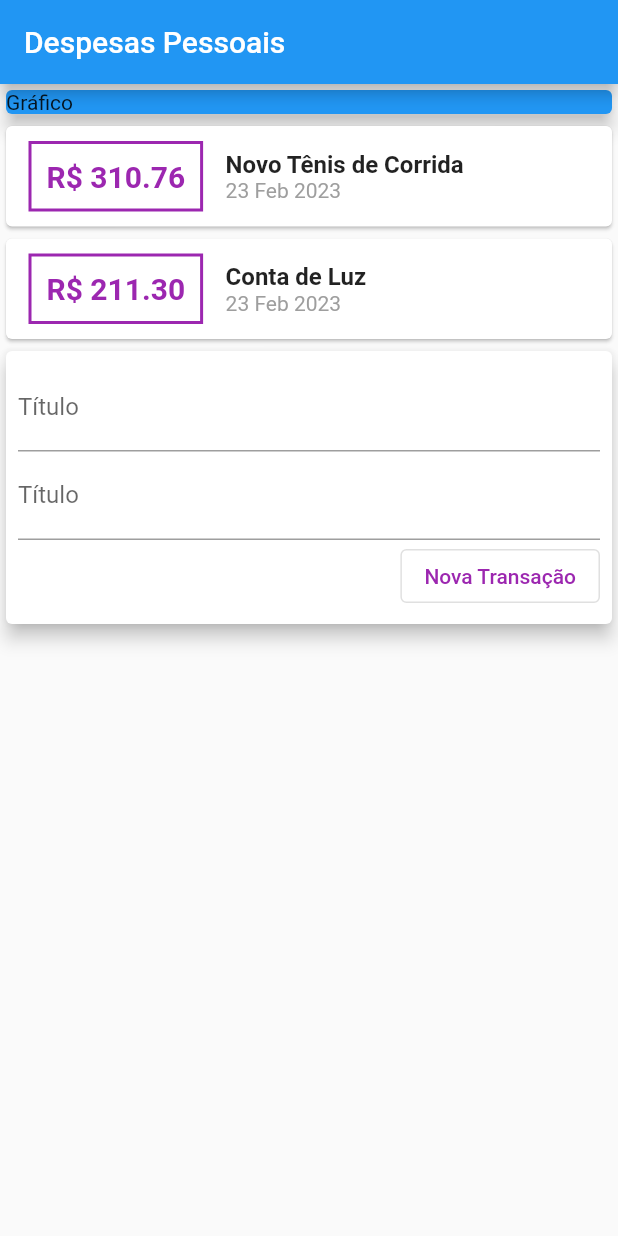
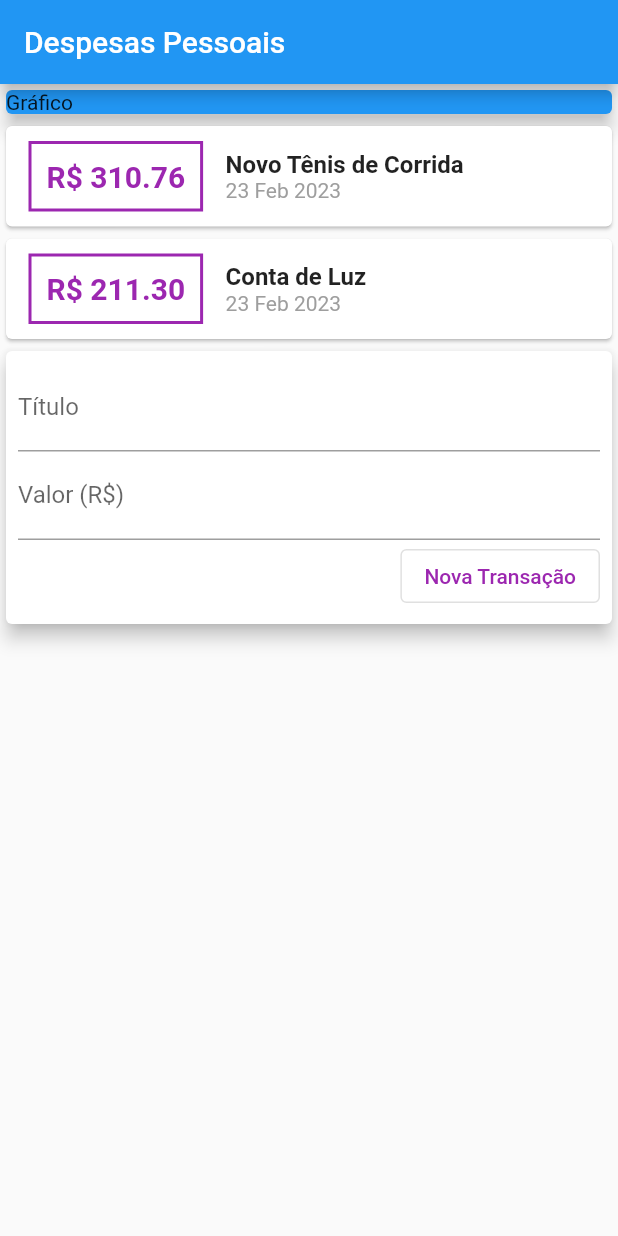
Before and after one commit to mhagnumdw/curso_flutter, a Flutter app: the screen it shows after launch, after a tap on "Nova Transação", on a phone screen of 412 x 824 dp. Run offline on Flutter 3.47's test engine with Material 2 defaults, Android fonts, the phone set to English and light mode, and no system bars.

Commit message:
[expenses] 102. Usando TextField #02 (TextEditingController)

```diff
--- a/expenses/lib/main.dart
+++ b/expenses/lib/main.dart
@@ -19,6 +19,12 @@ class ExpensesApp extends StatelessWidget {
 }
 
 class MyHomePage extends StatelessWidget {
+
+  // String title = '';
+  // String value = '';
+  final titleController = TextEditingController();
+  final valueController = TextEditingController();
+
   final _transactions = [
     Transaction(
       id: 't1',
@@ -106,21 +112,28 @@ class MyHomePage extends StatelessWidget {
               padding: const EdgeInsets.all(8.0),
               child: Column(
                 children: [
-                  const TextField(
-                    decoration: InputDecoration(
+                  TextField(
+                    // onChanged: (newValue) => title = newValue,
+                    controller: titleController,
+                    decoration: const InputDecoration(
                       labelText: 'Título'
                     ),
                   ),
-                  const TextField(
-                    decoration: InputDecoration(
-                      labelText: 'Título'
+                  TextField(
+                    // onChanged: (newValue) => value = newValue,
+                    controller: valueController,
+                    decoration: const InputDecoration(
+                      labelText: 'Valor (R\$)'
                     ),
                   ),
                   Row(
                     mainAxisAlignment: MainAxisAlignment.end,
                     children: [
                       OutlinedButton(
-                        onPressed: () {},
+                        onPressed: () {
+                          debugPrint(titleController.text);
+                          debugPrint(valueController.text);
+                        },
                         style: ElevatedButton.styleFrom(
                           foregroundColor: Colors.purple,
                         ),
```
